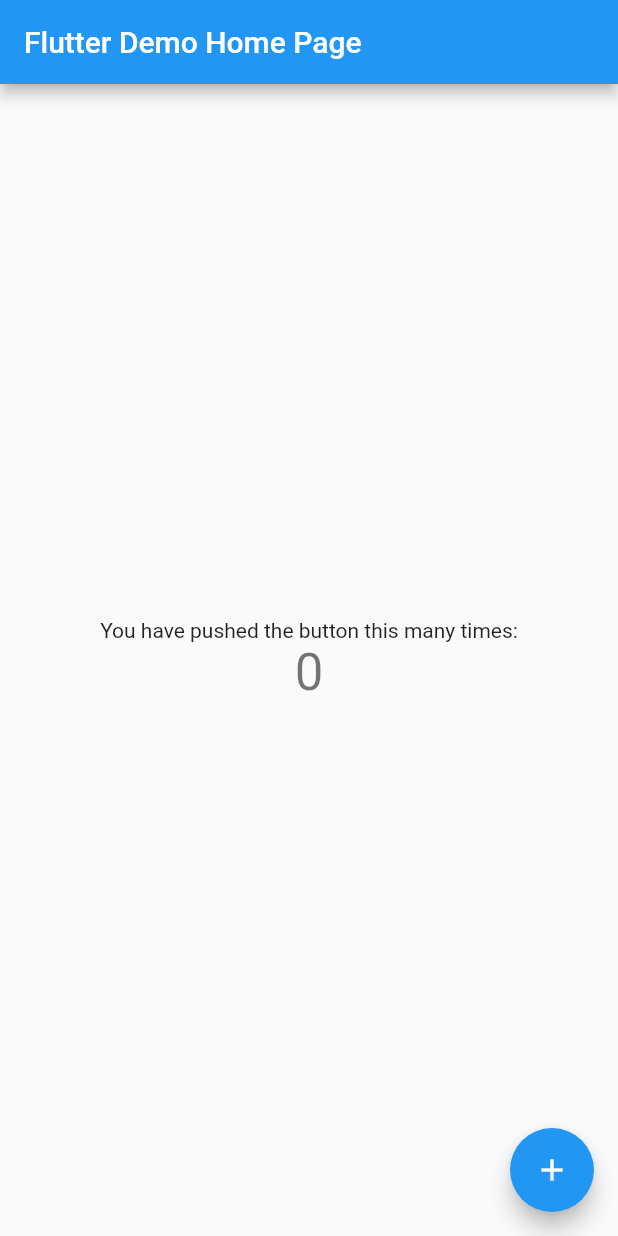
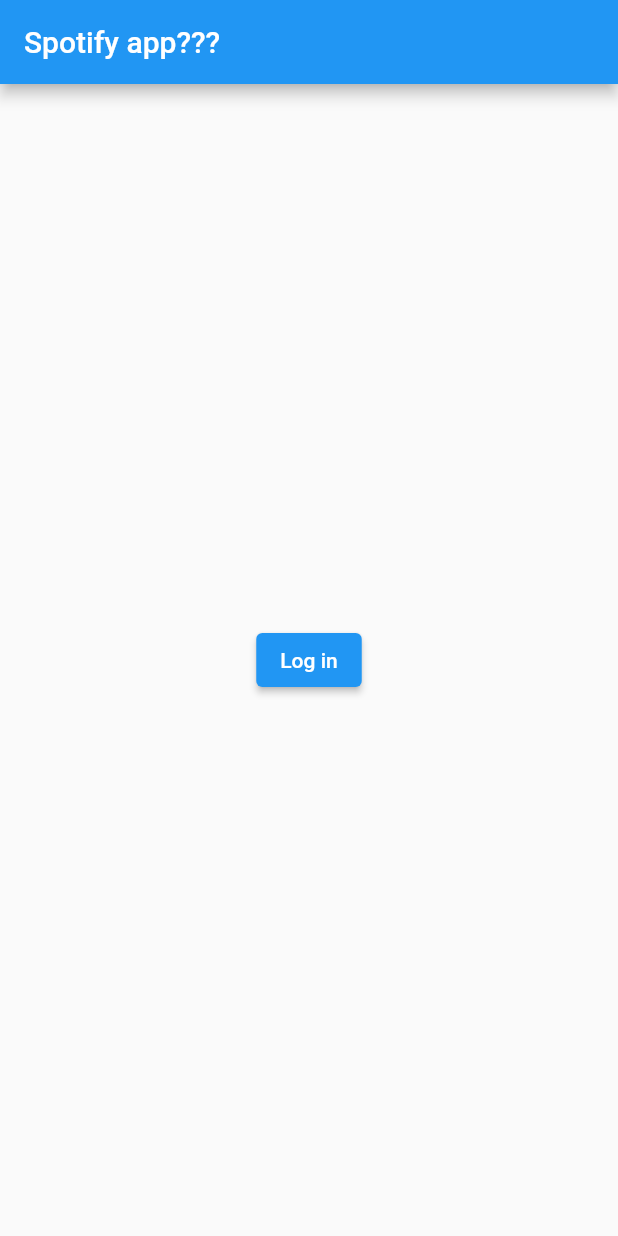
Before and after one commit to mileskrell/overlap, a Flutter app: the screen it shows after launch, on a phone screen of 412 x 824 dp. Run offline on Flutter 3.47's test engine with Material 2 defaults, Android fonts, the phone set to English and light mode, and no system bars; missing offline and left inert: flutter_web_auth.

Commit message:
Implement OAuth 2 w/ PKCE; show display name and followed artists

```diff
--- /dev/null
+++ b/lib/home.dart
@@ -0,0 +1,106 @@
+import 'dart:convert';
+
+import 'package:flutter/material.dart';
+import 'package:http/http.dart' as http;
+
+import 'package:overlap/getAuthToken.dart';
+import 'package:overlap/widgets/FollowedArtists.dart';
+
+class MyHomePage extends StatefulWidget {
+  MyHomePage({Key key}) : super(key: key);
+
+  @override
+  _MyHomePageState createState() => _MyHomePageState();
+}
+
+class _MyHomePageState extends State<MyHomePage> {
+  String accessToken;
+  dynamic user;
+  List<dynamic> followedArtists;
+
+  void getUser() async {
+    final userResponse = await http.get(
+      "https://api.spotify.com/v1/me",
+      headers: {
+        "Authorization": "Bearer $accessToken",
+      },
+    );
+
+    setState(() {
+      this.user = jsonDecode(userResponse.body);
+    });
+  }
+
+  void getFollowedArtists() async {
+    final followedArtistsResponse = await http.get(
+      "https://api.spotify.com/v1/me/following?type=artist",
+      headers: {
+        "Authorization": "Bearer $accessToken",
+      },
+    );
+
+    final List<dynamic> followedArtists =
+        jsonDecode(followedArtistsResponse.body)["artists"]["items"];
+
+    setState(() {
+      this.followedArtists = followedArtists;
+    });
+  }
+
+  void logIn(BuildContext context) async {
+    final accessTokenOrError = await getAccessToken();
+    if (!(accessTokenOrError is String)) {
+      var message = accessTokenOrError.error;
+      if (accessTokenOrError["error_description"] != null) {
+        message += ": " + accessTokenOrError["error_description"];
+      }
+      Scaffold.of(context).showSnackBar(SnackBar(content: Text(message)));
+    }
+
+    setState(() {
+      accessToken = accessTokenOrError;
+      // TODO: Refresh token stuff
+    });
+    getUser();
+    getFollowedArtists();
+  }
+
+  @override
+  Widget build(BuildContext context) {
+    return Scaffold(
+      appBar: AppBar(
+        title: Text("Spotify app???"),
+      ),
+      body: Center(
+        child: accessToken == null
+            ? Builder(
+                builder: (context) => ElevatedButton(
+                  onPressed: () => logIn(context),
+                  child: Text("Log in"),
+                ),
+              )
+            : user == null
+                ? Text("Getting user info…")
+                : Column(
+                    mainAxisAlignment: MainAxisAlignment.center,
+                    children: [
+                      if (user["images"].length > 0)
+                        Padding(
+                          padding: EdgeInsets.only(top: 64, bottom: 16),
+                          child: Image.network(
+                            user["images"][0]["url"],
+                            width: 128,
+                          ),
+                        ),
+                      Padding(
+                        padding: EdgeInsets.only(bottom: 16),
+                        child: Text("Hello, ${user["display_name"]}!"),
+                      ),
+                      if (followedArtists != null)
+                        FollowedArtists(followedArtists),
+                    ],
+                  ),
+      ),
+    );
+  }
+}
--- a/lib/main.dart
+++ b/lib/main.dart
@@ -1,4 +1,5 @@
 import 'package:flutter/material.dart';
+import 'package:overlap/home.dart';
 
 void main() {
   runApp(MyApp());
@@ -13,54 +14,7 @@ class MyApp extends StatelessWidget {
         primarySwatch: Colors.blue,
         visualDensity: VisualDensity.adaptivePlatformDensity,
       ),
-      home: MyHomePage(title: 'Flutter Demo Home Page'),
+      home: MyHomePage(),
     );
   }
 }
-
-class MyHomePage extends StatefulWidget {
-  MyHomePage({Key key, this.title}) : super(key: key);
-
-  final String title;
-
-  @override
-  _MyHomePageState createState() => _MyHomePageState();
-}
-
-class _MyHomePageState extends State<MyHomePage> {
-  int _counter = 0;
-
-  void _incrementCounter() {
-    setState(() {
-      _counter++;
-    });
-  }
-
-  @override
-  Widget build(BuildContext context) {
-    return Scaffold(
-      appBar: AppBar(
-        title: Text(widget.title),
-      ),
-      body: Center(
-        child: Column(
-          mainAxisAlignment: MainAxisAlignment.center,
-          children: <Widget>[
-            Text(
-              'You have pushed the button this many times:',
-            ),
-            Text(
-              '$_counter',
-              style: Theme.of(context).textTheme.headline4,
-            ),
-          ],
-        ),
-      ),
-      floatingActionButton: FloatingActionButton(
-        onPressed: _incrementCounter,
-        tooltip: 'Increment',
-        child: Icon(Icons.add),
-      ),
-    );
-  }
-}
--- a/pubspec.yaml
+++ b/pubspec.yaml
@@ -23,6 +23,9 @@ environment:
 dependencies:
   flutter:
     sdk: flutter
+  http: ^0.12.2
+  flutter_web_auth: ^0.2.4
+  crypto: ^2.1.5
 
 
   # The following adds the Cupertino Icons font to your application.
```
Also changed, not shown: lib/getAuthToken.dart (added, +68 -0 lines), lib/widgets/FollowedArtists.dart (added, +55 -0 lines), pubspec.lock, 1 other file.
